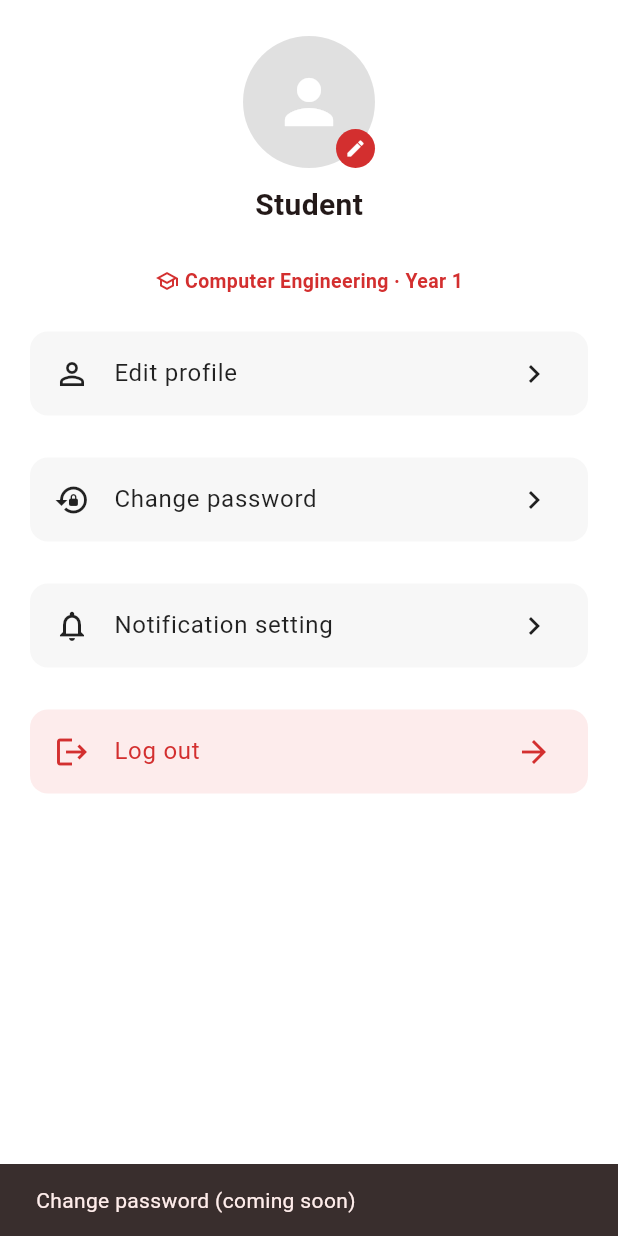
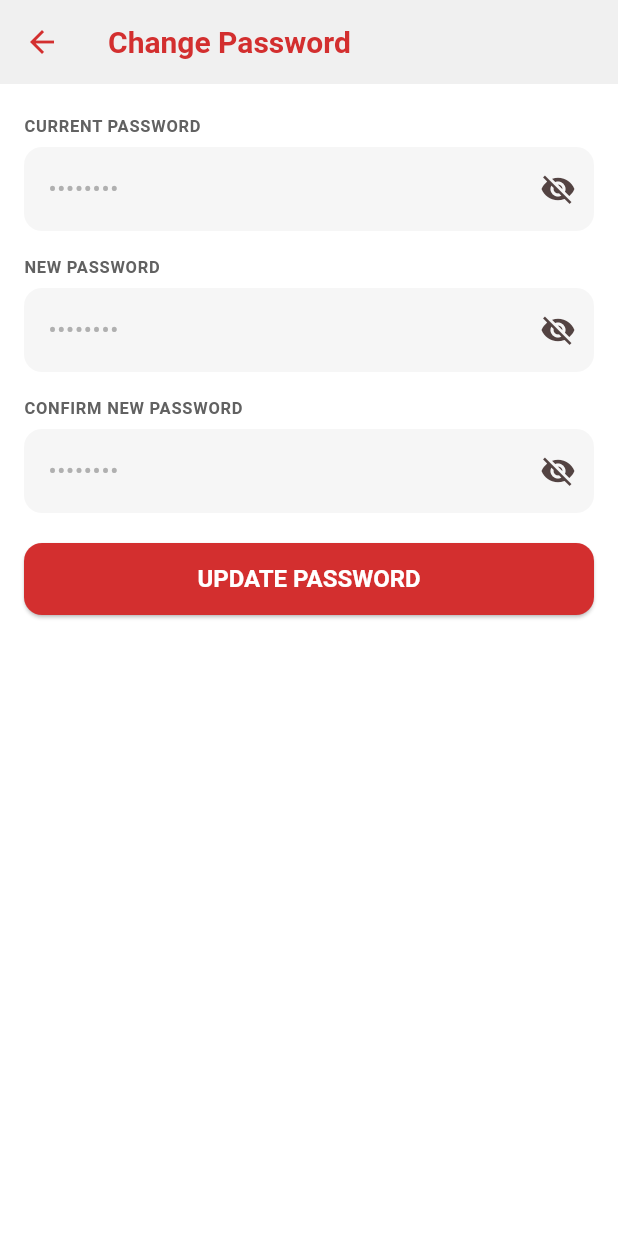
Before and after one commit to bhoneMinThant-030/tutor_link, a Flutter app: the ProfileScreen widget shown alone on an empty page, opened directly, after a tap on "Change password", on a phone screen of 412 x 824 dp. Run offline on Flutter 3.47's test engine with Material 3 defaults, Android fonts, the light colour scheme and no system bars; our stand-ins replace firebase_auth, firebase_core, flutter_riverpod; accounts and stored records are empty; network calls fail.

Commit message:
Added change password

```diff
--- /dev/null
+++ b/lib/screens/change_password_screen.dart
@@ -0,0 +1,158 @@
+import 'package:firebase_auth/firebase_auth.dart';
+import 'package:flutter/material.dart';
+import 'package:flutter_riverpod/flutter_riverpod.dart';
+
+import '../providers/firebase_provider.dart';
+import '../widgets/auth_header.dart'; // reuses AuthLabel for consistent labels
+
+/// In-app screen (pushed from the Profile "Change password" tile) that lets a
+/// signed-in user change their password. Re-authenticates with the current
+/// password, then updates to the new one.
+class ChangePasswordScreen extends ConsumerStatefulWidget {
+  const ChangePasswordScreen({super.key});
+
+  @override
+  ConsumerState<ChangePasswordScreen> createState() =>
+      _ChangePasswordScreenState();
+}
+
+class _ChangePasswordScreenState extends ConsumerState<ChangePasswordScreen> {
+  final _form = GlobalKey<FormState>();
+  String? _current;
+  String? _newPassword;
+  String? _confirm;
+  bool _obscureCurrent = true;
+  bool _obscureNew = true;
+  bool _obscureConfirm = true;
+  bool _loading = false;
+
+  Future<void> _submit() async {
+    if (!_form.currentState!.validate()) return;
+    _form.currentState!.save();
+
+    if (_newPassword != _confirm) {
+      ScaffoldMessenger.of(context).showSnackBar(
+        const SnackBar(content: Text('New passwords do not match.')),
+      );
+      return;
+    }
+
+    setState(() => _loading = true);
+    try {
+      await ref
+          .read(firebaseServiceProvider)
+          .changePassword(_current!, _newPassword!);
+      if (!mounted) return;
+      FocusScope.of(context).unfocus();
+      ScaffoldMessenger.of(context).showSnackBar(
+        const SnackBar(content: Text('Password changed successfully!')),
+      );
+      Navigator.pop(context);
+    } on FirebaseAuthException catch (e) {
+      if (!mounted) return;
+      // Wrong current password surfaces as 'invalid-credential' (or
+      // 'wrong-password' on older SDKs) — show a clear message for it.
+      final message =
+          (e.code == 'invalid-credential' || e.code == 'wrong-password')
+          ? 'Current password is incorrect.'
+          : (e.message ?? e.code);
+      ScaffoldMessenger.of(
+        context,
+      ).showSnackBar(SnackBar(content: Text(message)));
+    } finally {
+      if (mounted) setState(() => _loading = false);
+    }
+  }
+
+  /// A password field with a show/hide eye toggle.
+  Widget _passwordField({
+    required String label,
+    required bool obscure,
+    required VoidCallback onToggle,
+    required FormFieldSetter<String> onSaved,
+    required FormFieldValidator<String> validator,
+  }) {
+    return Column(
+      crossAxisAlignment: CrossAxisAlignment.stretch,
+      children: [
+        AuthLabel(label),
+        TextFormField(
+          obscureText: obscure,
+          decoration: InputDecoration(
+            hintText: '••••••••',
+            suffixIcon: IconButton(
+              icon: Icon(obscure ? Icons.visibility_off : Icons.visibility),
+              onPressed: onToggle,
+            ),
+          ),
+          onSaved: onSaved,
+          validator: validator,
+        ),
+        const SizedBox(height: 12),
+      ],
+    );
+  }
+
+  @override
+  Widget build(BuildContext context) {
+    return Scaffold(
+      appBar: AppBar(title: const Text('Change Password')),
+      body: SafeArea(
+        child: SingleChildScrollView(
+          padding: const EdgeInsets.all(16),
+          child: Form(
+            key: _form,
+            child: Column(
+              crossAxisAlignment: CrossAxisAlignment.stretch,
+              children: [
+                _passwordField(
+                  label: 'CURRENT PASSWORD',
+                  obscure: _obscureCurrent,
+                  onToggle: () =>
+                      setState(() => _obscureCurrent = !_obscureCurrent),
+                  onSaved: (v) => _current = v,
+                  validator: (v) => (v == null || v.isEmpty)
+                      ? 'Enter your current password'
+                      : null,
+                ),
+                _passwordField(
+                  label: 'NEW PASSWORD',
+                  obscure: _obscureNew,
+                  onToggle: () => setState(() => _obscureNew = !_obscureNew),
+                  onSaved: (v) => _newPassword = v,
+                  validator: (v) => (v == null || v.length < 6)
+                      ? 'Password must be at least 6 characters'
+                      : null,
+                ),
+                _passwordField(
+                  label: 'CONFIRM NEW PASSWORD',
+                  obscure: _obscureConfirm,
+                  onToggle: () =>
+                      setState(() => _obscureConfirm = !_obscureConfirm),
+                  onSaved: (v) => _confirm = v,
+                  validator: (v) => (v == null || v.isEmpty)
+                      ? 'Please confirm your new password'
+                      : null,
+                ),
+                const SizedBox(height: 8),
+                ElevatedButton(
+                  onPressed: _loading ? null : _submit,
+                  child: _loading
+                      ? const SizedBox(
+                          height: 20,
+                          width: 20,
+                          child: CircularProgressIndicator(
+                            strokeWidth: 2,
+                            color: Colors.white,
+                          ),
+                        )
+                      : const Text('UPDATE PASSWORD'),
+                ),
+              ],
+            ),
+          ),
+        ),
+      ),
+    );
+  }
+}
--- a/lib/screens/profile_screen.dart
+++ b/lib/screens/profile_screen.dart
@@ -4,6 +4,7 @@ import 'package:flutter_riverpod/flutter_riverpod.dart';
 
 import '../providers/firebase_provider.dart';
 import '../theme/app_theme.dart';
+import 'change_password_screen.dart';
 
 /// Profile tab: user header and account actions.
 ///
@@ -100,7 +101,15 @@ class ProfileScreen extends ConsumerWidget {
         const SizedBox(height: 20),
         _tile(context, Icons.person_outline, 'Edit profile'),
         const SizedBox(height: 20),
-        _tile(context, Icons.lock_reset, 'Change password'),
+        _tile(
+          context,
+          Icons.lock_reset,
+          'Change password',
+          onTap: () => Navigator.push(
+            context,
+            MaterialPageRoute(builder: (_) => const ChangePasswordScreen()),
+          ),
+        ),
         const SizedBox(height: 20),
         _tile(context, Icons.notifications_outlined, 'Notification setting'),
         const SizedBox(height: 20),
```
Also changed, not shown: lib/services/firebase_service.dart (+24 -0 lines).
